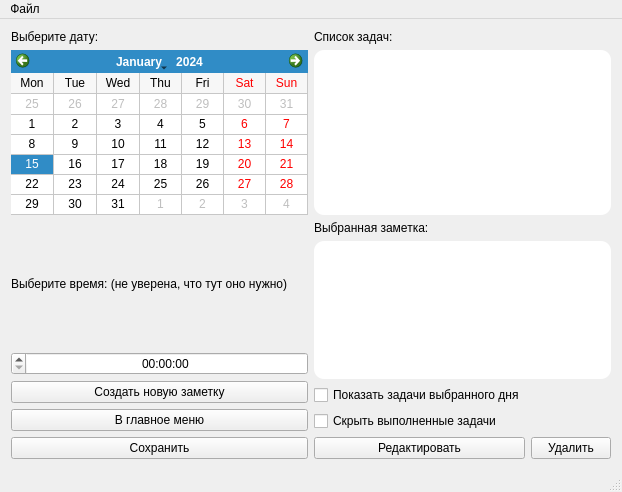
Yolley77/Diary, file Diary_2/diary.ui: the form before one commit.
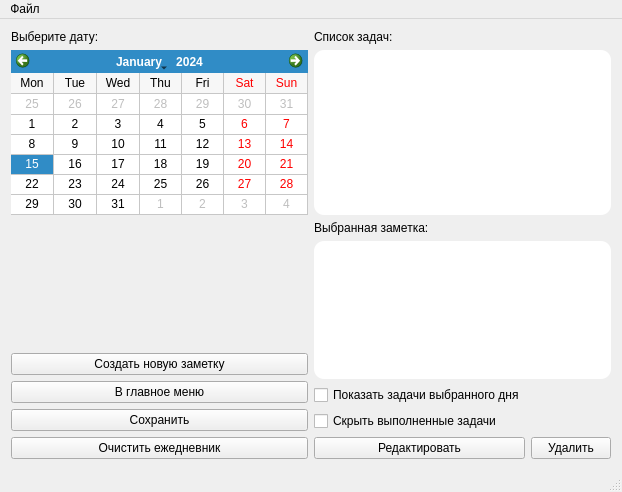
The form after the commit.

```diff
--- a/Diary_2/diary.ui
+++ b/Diary_2/diary.ui
@@ -145,68 +145,28 @@
       <item row="0" column="0">
        <layout class="QVBoxLayout" name="verticalLayout_2">
         <item>
-         <widget class="QLabel" name="selectTime">
-          <property name="sizePolicy">
-           <sizepolicy hsizetype="Preferred" vsizetype="Preferred">
-            <horstretch>0</horstretch>
-            <verstretch>0</verstretch>
-           </sizepolicy>
+         <spacer name="verticalSpacer">
+          <property name="orientation">
+           <enum>Qt::Vertical</enum>
           </property>
-          <property name="text">
-           <string>Выберите время: (не уверена, что тут оно нужно)</string>
+          <property name="sizeHint" stdset="0">
+           <size>
+            <width>20</width>
+            <height>40</height>
+           </size>
           </property>
-         </widget>
-        </item>
-        <item>
-         <widget class="QTimeEdit" name="timeEdit">
-          <property name="enabled">
-           <bool>true</bool>
-          </property>
-          <property name="sizePolicy">
-           <sizepolicy hsizetype="Preferred" vsizetype="Fixed">
-            <horstretch>0</horstretch>
-            <verstretch>0</verstretch>
-           </sizepolicy>
-          </property>
-          <property name="focusPolicy">
-           <enum>Qt::WheelFocus</enum>
-          </property>
-          <property name="layoutDirection">
-           <enum>Qt::RightToLeft</enum>
-          </property>
-          <property name="wrapping">
-           <bool>false</bool>
-          </property>
-          <property name="frame">
-           <bool>true</bool>
-          </property>
-          <property name="alignment">
-           <set>Qt::AlignCenter</set>
-          </property>
-          <property name="readOnly">
-           <bool>false</bool>
-          </property>
-          <property name="buttonSymbols">
-           <enum>QAbstractSpinBox::UpDownArrows</enum>
-          </property>
-          <property name="accelerated">
-           <bool>false</bool>
-          </property>
-          <property name="displayFormat">
-           <string/>
-          </property>
-         </widget>
+         </spacer>
         </item>
        </layout>
       </item>
-      <item row="1" column="0">
-       <widget class="QPushButton" name="newNoteButton">
-        <property name="text">
-         <string>Создать новую заметку</string>
-        </property>
-       </widget>
-      </item>
       <item row="3" column="0">
+       <widget class="QPushButton" name="menuButton">
+        <property name="text">
+         <string>В главное меню</string>
+        </property>
+       </widget>
+      </item>
+      <item row="4" column="0">
        <widget class="QPushButton" name="saveButton">
         <property name="text">
          <string>Сохранить</string>
@@ -214,9 +174,16 @@
        </widget>
       </item>
       <item row="2" column="0">
-       <widget class="QPushButton" name="menuButton">
+       <widget class="QPushButton" name="newNoteButton">
         <property name="text">
-         <string>В главное меню</string>
+         <string>Создать новую заметку</string>
+        </property>
+       </widget>
+      </item>
+      <item row="5" column="0">
+       <widget class="QPushButton" name="clearAllButton">
+        <property name="text">
+         <string>Очистить ежедневник</string>
         </property>
        </widget>
       </item>
```
Left out of the diff: 1 changed line with no effect on the pictures.
